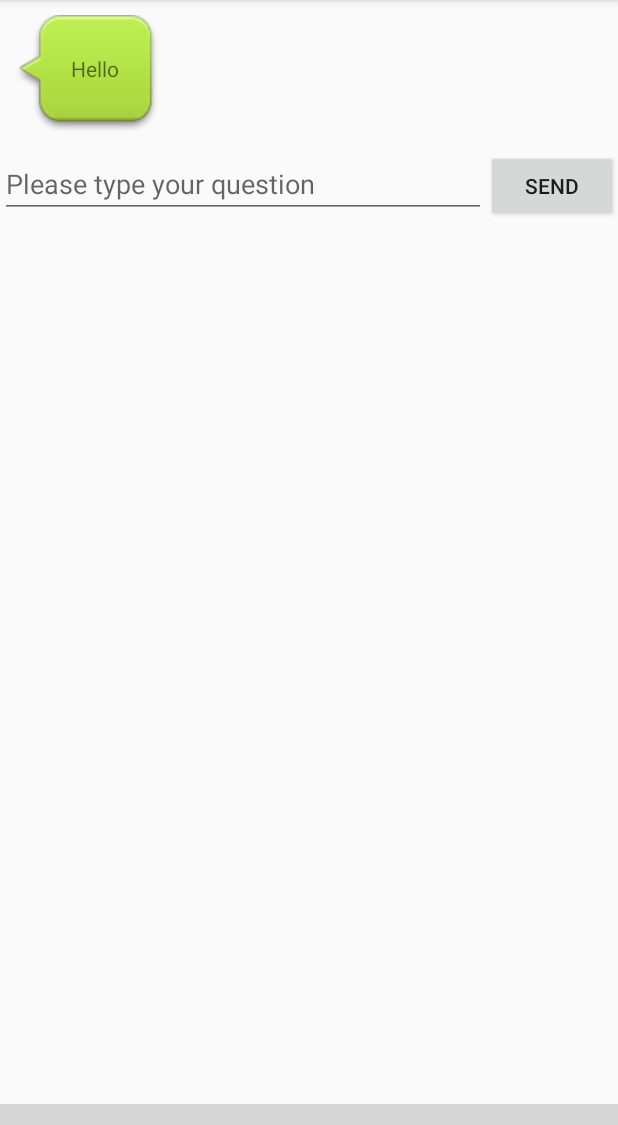
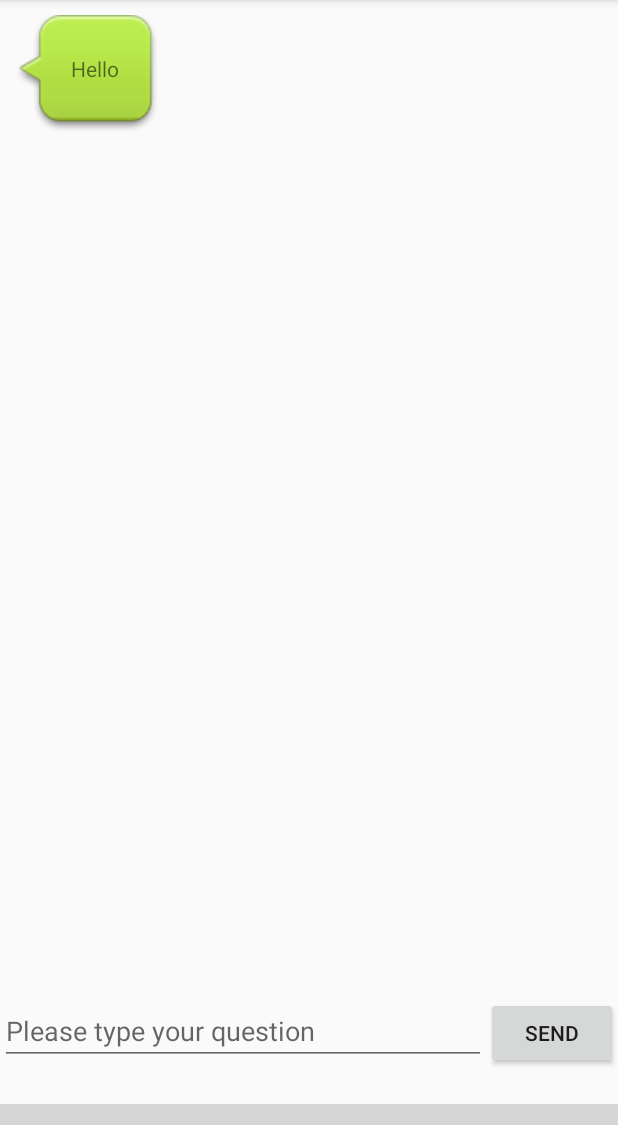
Before and after one commit to SLEEPWALKERG/QARobot, an Android app: the screen it shows after launch (MainActivity), on a phone screen of 412 x 824 dp, the part 84-1209 px from its top. Run offline under Robolectric (Android 15) with nearby library versions, the phone set to English and light mode, and no system bars; libraries missing offline, so code that uses them is left out: com.ashokvarma.bottomnavigation, com.mongodb, com.mongodb.client, org.bson; plain views replace BottomNavigationBar; 10 statements that could not run were skipped; grey boxes are pictures that could not be loaded.

```diff
--- a/app/src/main/res/layout/fragment_qa.xml
+++ b/app/src/main/res/layout/fragment_qa.xml
@@ -7,21 +7,23 @@
     tools:context=".QAFragment">
 
     <!-- TODO: Update blank fragment layout -->
-    <LinearLayout
+    <RelativeLayout
         android:layout_width="match_parent"
         android:layout_height="match_parent"
-        android:layout_marginBottom="50dp"
-        android:orientation="vertical">
+        android:layout_marginBottom="55dp">
 
         <android.support.v7.widget.RecyclerView
             android:id="@+id/msg_recycler_view"
             android:layout_width="match_parent"
-            android:layout_height="0dp"
-            android:layout_weight="1" />
+            android:layout_height="match_parent"
+            android:layout_above="@+id/thislinear"/>
 
         <LinearLayout
+            android:id="@+id/thislinear"
             android:layout_width="match_parent"
-            android:layout_height="wrap_content">
+            android:layout_height="wrap_content"
+            android:orientation="horizontal"
+            android:layout_alignParentBottom="true">
 
             <EditText
                 android:id="@+id/input_send"
@@ -37,5 +39,5 @@
                 android:layout_height="wrap_content"
                 android:text="Send" />
         </LinearLayout>
-    </LinearLayout>
+    </RelativeLayout>
 </FrameLayout>
```
